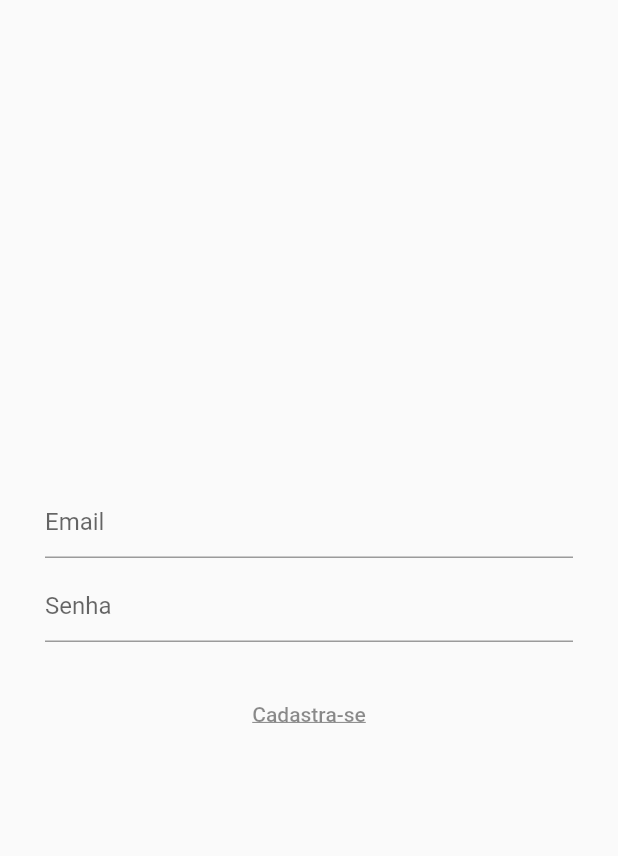
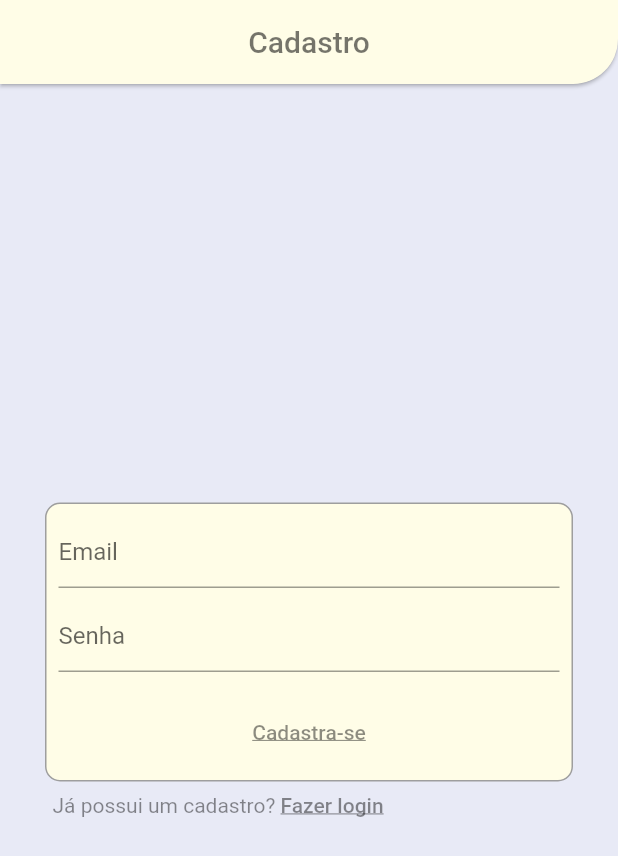
Before and after one commit to CarlosYanBezerraVieira/my_notes, a Flutter app: the RegisterPage screen opened directly, on a phone screen of 412 x 824 dp. Shown: the top 856 px of the screen. Run offline on Flutter 3.47's test engine with Material 2 defaults, Android fonts, the phone set to English and light mode, and no system bars; our stand-ins replace firebase_auth, firebase_core; accounts and stored records are empty; generated files the repository leaves out were written again.

Commit message:
created new routes and implemented

```diff
--- a/lib/pages/register_page.dart
+++ b/lib/pages/register_page.dart
@@ -28,10 +28,32 @@ class _RegisterPageState extends State<RegisterPage> {
 
   @override
   Widget build(BuildContext context) {
-    return Padding(
+    return Scaffold(
+      backgroundColor: Colors.indigo[50],
+      appBar: AppBar(
+        elevation: 1,
+        shape: const RoundedRectangleBorder(
+          borderRadius: BorderRadius.only(bottomRight: Radius.circular(30)),
+        ),
+        centerTitle: true,
+        title: const Text(
+          "Cadastro",
+          style: TextStyle(color: Colors.black54),
+        ),
+        backgroundColor: Colors.yellow[50],
+      ),
+      body: Padding(
           padding: const EdgeInsets.symmetric(horizontal: 30),
           child: Column(
             mainAxisAlignment: MainAxisAlignment.center,
+            children: [
+              Container(
+                padding: const EdgeInsets.all(8),
+                decoration: BoxDecoration(
+                    color: Colors.yellow[50],
+                    border: Border.all(color: Colors.grey),
+                    borderRadius: BorderRadius.circular(10)),
+                child: Column(
                   children: [
                     TextField(
                       controller: _email,
@@ -53,7 +75,7 @@ class _RegisterPageState extends State<RegisterPage> {
                       controller: _password,
                     ),
                     const SizedBox(
-              height: 24,
+                      height: 16,
                     ),
                     TextButton(
                         onPressed: () async {
@@ -89,6 +111,40 @@ class _RegisterPageState extends State<RegisterPage> {
                           ),
                         )),
                   ],
-        ));
+                ),
+              ),
+              Padding(
+                padding: const EdgeInsets.only(left: 5, top: 8),
+                child: Row(
+                  children: [
+                    const Text(
+                      "Já possui um cadastro? ",
+                      style: TextStyle(
+                        color: Colors.black45,
+                      ),
+                    ),
+                    TextButton(
+                        style: ButtonStyle(
+                          tapTargetSize: MaterialTapTargetSize.shrinkWrap,
+                          minimumSize: MaterialStateProperty.all(Size.zero),
+                          padding: MaterialStateProperty.all(EdgeInsets.zero),
+                        ),
+                        onPressed: () {
+                          Navigator.of(context).pushNamedAndRemoveUntil(
+                              '/login/', (route) => false);
+                        },
+                        child: const Text(
+                          "Fazer login",
+                          style: TextStyle(
+                            color: Colors.black45,
+                            decoration: TextDecoration.underline,
+                          ),
+                        )),
+                  ],
+                ),
+              )
+            ],
+          )),
+    );
   }
 }
--- a/lib/verify_email.dart
+++ b/lib/verify_email.dart
@@ -11,7 +11,8 @@ class VerifyEmail extends StatefulWidget {
 class _VerifyEmailState extends State<VerifyEmail> {
   @override
   Widget build(BuildContext context) {
-    return Center(
+    return Scaffold(
+      body: Center(
         child: Column(
           mainAxisAlignment: MainAxisAlignment.center,
           children: [
@@ -38,6 +39,7 @@ class _VerifyEmailState extends State<VerifyEmail> {
                 )),
           ],
         ),
+      ),
     );
   }
 }
```
Also changed, not shown: lib/main.dart (+8 -2 lines), lib/pages/login_page.dart (+61 -5 lines). Lines whose indentation alone changed are shown as unchanged.
